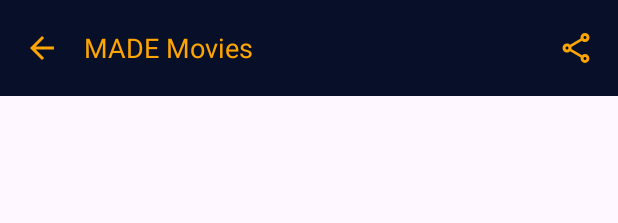
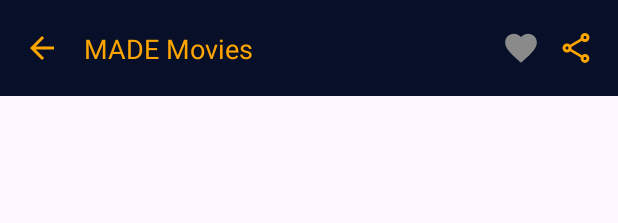
Before and after one commit to yumtaufikhidayat/made-kt, an Android app: the layout toolbar_detail.xml on its own in the app's theme, with its tools: preview values and no code run, on a phone screen of 412 x 824 dp. Shown: the top 223 px of the screen. Run offline under Robolectric (Android 15) with nearby library versions, the phone set to English and light mode, and no system bars.

Commit message:
Adjust toolbar_detail.xml file by adding toggle favorite.

```diff
--- a/app/src/main/res/layout/toolbar_general.xml
+++ b/app/src/main/res/layout/toolbar_detail.xml
@@ -42,6 +42,21 @@
             app:layout_constraintTop_toTopOf="parent"
             app:layout_constraintBottom_toBottomOf="parent"
             app:layout_constraintStart_toEndOf="@id/imgBack"
+            app:layout_constraintEnd_toStartOf="@id/toggleFavorite"/>
+
+        <ToggleButton
+            android:id="@+id/toggleFavorite"
+            android:layout_width="25dp"
+            android:layout_height="25dp"
+            android:layout_marginEnd="12dp"
+            android:padding="5dp"
+            android:textOn=""
+            android:textOff=""
+            android:background="@drawable/favorite_toggle"
+            android:focusable="false"
+            android:focusableInTouchMode="false"
+            app:layout_constraintTop_toTopOf="@id/tvToolbar"
+            app:layout_constraintBottom_toBottomOf="@id/tvToolbar"
             app:layout_constraintEnd_toStartOf="@id/imgShare"/>
 
         <androidx.appcompat.widget.AppCompatImageView
```
